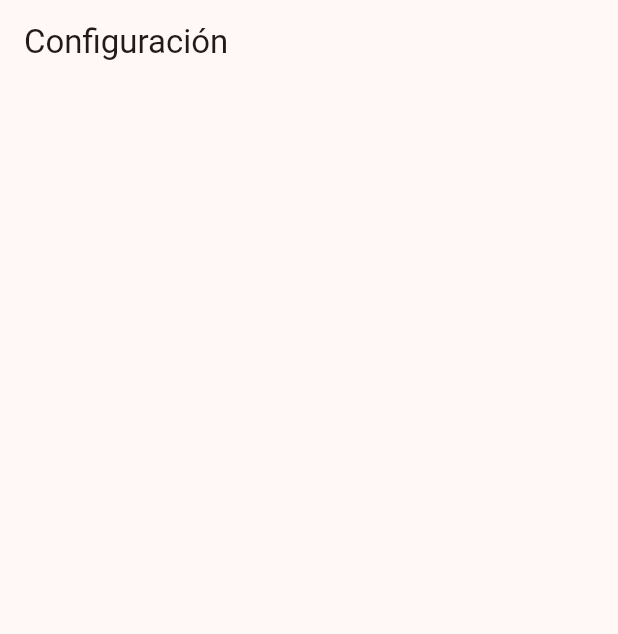
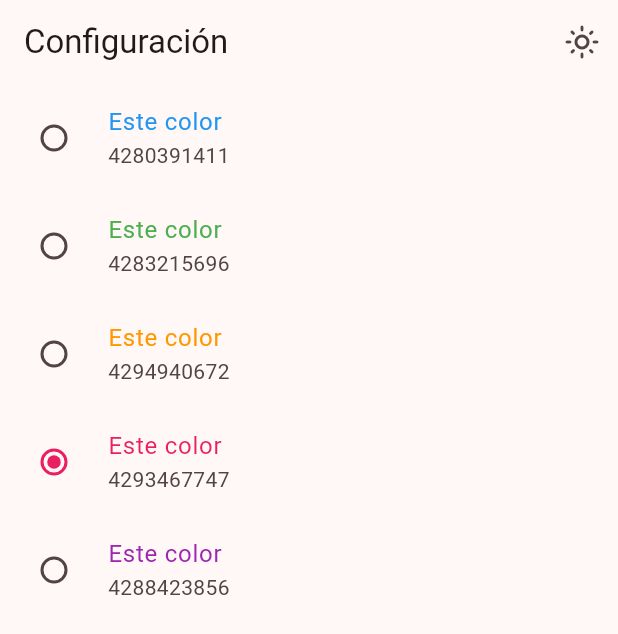
Before and after one commit to LuisVilla12/easycountcol, a Flutter app: the ConfigScreen screen opened by its route, on a phone screen of 412 x 824 dp. Shown: the top 634 px of the screen. Run offline on Flutter 3.47's test engine with Material 3 defaults, Android fonts, the phone set to English and light mode, and no system bars; our stand-ins replace animate_do, equatable, flutter_bloc, flutter_riverpod, go_router, image_picker and 2 more; accounts and stored records are empty.

Commit message:
Providers ThemeApp

```diff
--- /dev/null
+++ b/lib/config/presentation/providers/theme_provider.dart
@@ -0,0 +1,9 @@
+// Estado del darkmode
+import 'package:easycoutcol/config/theme/app_theme.dart';
+import 'package:riverpod/riverpod.dart';
+// definir el provider del modo dark
+final isDarkModeProvider=StateProvider((ref)=>false);
+// Listado de colores
+final colorListProvider=Provider((ref)=>colorList);
+// Saber el color seleccionado
+final selectedColorProvider=StateProvider((ref)=>3);
--- a/lib/config/presentation/screens/config_screen.dart
+++ b/lib/config/presentation/screens/config_screen.dart
@@ -1,13 +1,52 @@
+import 'package:easycoutcol/config/presentation/providers/theme_provider.dart';
 import 'package:flutter/material.dart';
+import 'package:flutter_riverpod/flutter_riverpod.dart';
 
-class ConfigScreen extends StatelessWidget {
+class ConfigScreen extends ConsumerWidget {
   static const String name='config_name';
   const ConfigScreen({super.key});
 
   @override
-  Widget build(BuildContext context) {
+  Widget build(BuildContext context,ref) {
+    final bool isDarkmode=ref.watch(isDarkModeProvider);
     return Scaffold(
-      appBar: AppBar(title: const Text('Configuración'),),
+      appBar: AppBar(
+        title: const Text('Configuración'),
+        actions: [
+          IconButton(onPressed: (){
+            // Actualizar el valor del provider
+            ref.read(isDarkModeProvider.notifier).update((state) => !state);
+          }, icon:Icon( isDarkmode? Icons.dark_mode_outlined : Icons.light_mode_outlined)),
+        ],
+        ),
+        body: const _ThemeChangerScreen(),
     );
   }
 }
+
+class _ThemeChangerScreen extends ConsumerWidget {
+  const _ThemeChangerScreen();
+
+  @override
+  Widget build(BuildContext context,ref) {
+
+    final List<Color>colors=ref.watch(colorListProvider);
+    final int selectedColor=ref.watch(selectedColorProvider);
+
+    return ListView.builder(
+      itemCount: colors.length,
+      itemBuilder: (contex, index){
+      final Color color=colors[index];
+      return RadioListTile(
+        title:Text('Este color', style: TextStyle(color: color),),
+        subtitle: Text('${color.value}'),
+        activeColor: color,
+        value: index,
+        groupValue:selectedColor ,
+        onChanged: (value){
+        // Notificar el cambio
+        ref.read(selectedColorProvider.notifier).state=index;
+      }) ;
+    });
+  }
+}
--- a/lib/config/router/app_router.dart
+++ b/lib/config/router/app_router.dart
@@ -37,7 +37,7 @@ final appRouter = GoRouter(
     GoRoute(
       path: '/config',
       name: ConfigScreen.name,
-      builder: (context, state) => const ConfigScreen(),
+      builder: (context, state) => ConfigScreen(),
     ),
     GoRoute(
       path: '/login',
--- a/lib/config/theme/app_theme.dart
+++ b/lib/config/theme/app_theme.dart
@@ -12,10 +12,12 @@ const colorList=[
 class AppTheme {
 
   final int selectedColor;
+  final bool isDarkmode;
 
   // Clase de tema le se asigna el color
   AppTheme({
-    this.selectedColor=0
+    this.selectedColor=0,
+    this.isDarkmode=false,
   }):assert(selectedColor>=0,'El color seleccionado debe ser mayor a 0'),
   assert(selectedColor<colorList.length,'El color seleccionado debe ser menor al color seleccionado');
   // assert es para el manejo de excepciones
@@ -23,6 +25,7 @@ class AppTheme {
   // Obtener el tema de la clase ThemDAta
   ThemeData getTheme ()=>ThemeData(
     useMaterial3: true,
+    brightness: isDarkmode? Brightness.dark : Brightness.light,
     colorSchemeSeed: colorList[selectedColor],
     appBarTheme: const AppBarTheme(
       centerTitle: false
--- a/pubspec.yaml
+++ b/pubspec.yaml
@@ -12,9 +12,11 @@ dependencies:
   flutter:
     sdk: flutter
   flutter_bloc: ^9.1.0
+  flutter_riverpod: ^2.6.1
   go_router: ^15.0.0
   http: ^1.3.0
   image_picker: ^1.1.2
+  riverpod: ^2.6.1
   shared_preferences: ^2.5.3
 
 dev_dependencies:
```
Also changed, not shown: lib/main.dart (+14 -4 lines), lib/config/presentation/providers/login_provider.dart (added), pubspec.lock.
